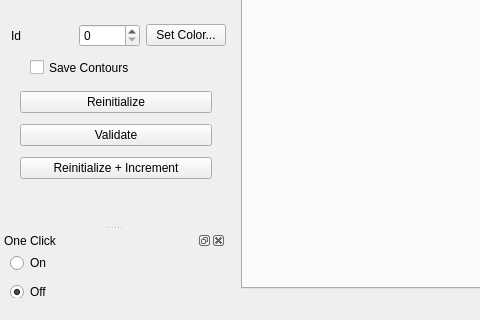
Above: Code/GUI/go.ui from gofigure2/GoFigure2 before the change; both pictures show x 0 to 480 and y 506 to 826 of the 1434 by 826 pixel window. Below: the same form after it.
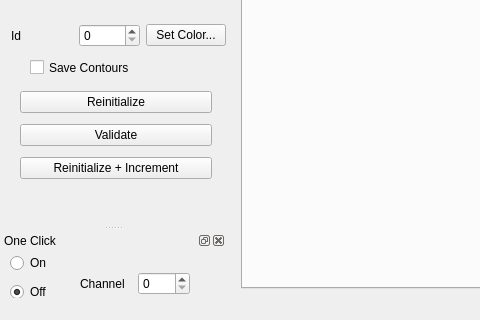
That is the form after the change. Icons and pictures are not drawn.

Commit message: svn:keywords add spin box to choose on which channel to launch the 1-click segmentation

```diff
--- a/Code/GUI/go.ui
+++ b/Code/GUI/go.ui
@@ -1233,6 +1233,28 @@
       <enum>Qt::Horizontal</enum>
      </property>
     </widget>
+    <widget class="QWidget" name="">
+     <property name="geometry">
+      <rect>
+       <x>80</x>
+       <y>20</y>
+       <width>110</width>
+       <height>28</height>
+      </rect>
+     </property>
+     <layout class="QHBoxLayout" name="horizontalLayout_21">
+      <item>
+       <widget class="QLabel" name="label_17">
+        <property name="text">
+         <string>Channel</string>
+        </property>
+       </widget>
+      </item>
+      <item>
+       <widget class="QSpinBox" name="OneClickDockWidgetChannelSpinBox"/>
+      </item>
+     </layout>
+    </widget>
    </widget>
   </widget>
   <action name="actionOpen_Single_File">
```
